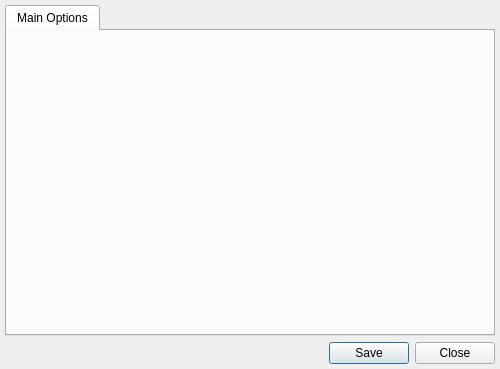
First picture: the form in analyzer/forms/OptionsDialog.ui, repository jvesely/netsniffer, before the edit.
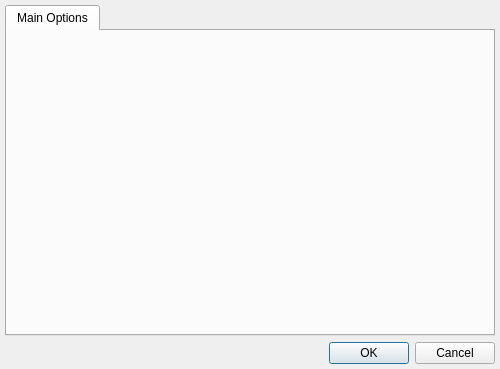
Second picture: the form after the edit. Icons and pictures are not drawn.

Commit message: dialog buttons changed to ok cancel plugin loading accessible only via options tab now minor changes in header interface halfway removing analyzer include from gui part

What changed in the file:
```diff
--- a/analyzer/forms/OptionsDialog.ui
+++ b/analyzer/forms/OptionsDialog.ui
@@ -107,11 +107,14 @@
      <property name="toolTip">
       <string/>
      </property>
+     <property name="autoFillBackground">
+      <bool>false</bool>
+     </property>
      <property name="orientation">
       <enum>Qt::Horizontal</enum>
      </property>
      <property name="standardButtons">
-      <set>QDialogButtonBox::Close|QDialogButtonBox::Save</set>
+      <set>QDialogButtonBox::Cancel|QDialogButtonBox::Ok</set>
      </property>
      <property name="centerButtons">
       <bool>false</bool>
```
Left out of the diff: 16 changed lines with no effect on the pictures. The commit also changes 9 other files.
